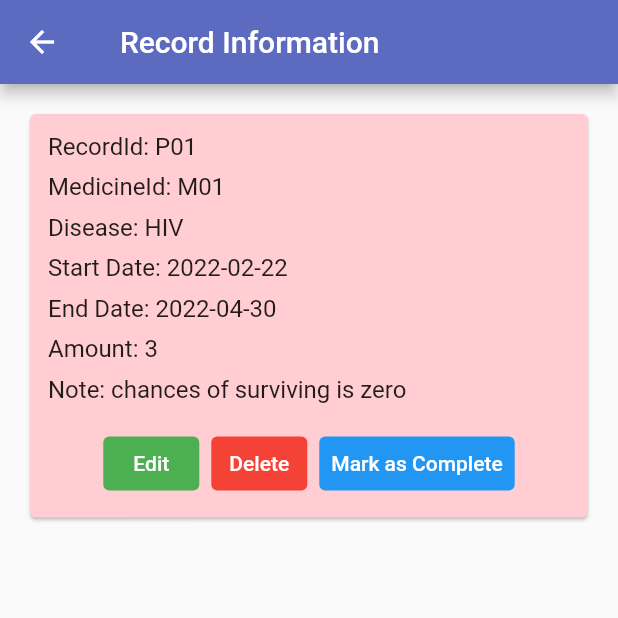
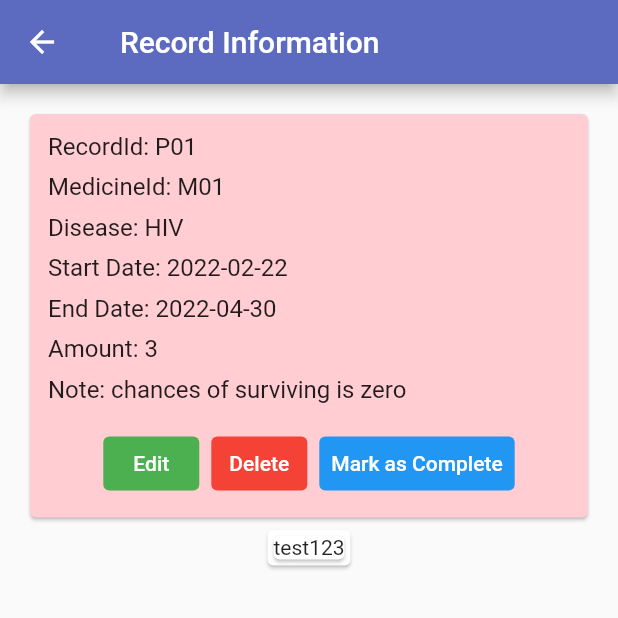
Before and after one commit to Panichito/Overdose-Software, a Flutter app: the RecordDetailsPage screen opened directly, on a phone screen of 412 x 824 dp, the top half of it. Run offline on Flutter 3.47's test engine with Material 2 defaults, Android fonts, the phone set to English and light mode, and no system bars; our stand-ins replace email_validator, searchfield, shared_preferences; accounts and stored records are empty.

Commit message:
Create private widget for styling text, add viewAlert.dart

```diff
--- a/app/lib/pages/recordDetails.dart
+++ b/app/lib/pages/recordDetails.dart
@@ -1,5 +1,6 @@
+import 'package:flutter/material.dart';
 import 'package:app/pages/editRecord.dart';
-import 'package:flutter/material.dart';
+import 'package:app/pages/viewAlert.dart';
 
 class RecordDetailsPage extends StatefulWidget {
   const RecordDetailsPage({Key? key}) : super(key: key);
@@ -23,6 +24,17 @@ class RecordInformation {
 class _RecordDetailsPageState extends State<RecordDetailsPage> {
   RecordInformation record = RecordInformation('P01', 'M01', 'HIV', '2022-02-22', '2022-04-30', 3, 'chances of surviving is zero');
 
+  // text in record information
+  // more convenient when styling
+  Widget _recordInfoText(text) {
+    return Text(
+        text,
+        style: const TextStyle(
+            fontSize: 16
+        ),
+    );
+  }
+
   @override
   Widget build(BuildContext context) {
     return Scaffold(
@@ -35,62 +47,29 @@ class _RecordDetailsPageState extends State<RecordDetailsPage> {
         child: Center(
           child: Padding(
             padding: const EdgeInsets.all(16.0),
-            child: Card(
+            child: Column(
+              children: [
+                Card(
                   color: Colors.red[100],
                   child: Padding(
                     padding: const EdgeInsets.all(12.0),
                     child: Column(
                       crossAxisAlignment: CrossAxisAlignment.start,
                       children: [
-                    Text(
-                      'RecordId: ${record.recordId}',
-                      style: const TextStyle(
-                        fontSize: 16
-                      ),
-                    ),
+                        _recordInfoText('RecordId: ${record.recordId}'),
                         const SizedBox(height: 8,),
                         // should show medicine name instead of id
-                    Text(
-                      'MedicineId: ${record.medicineId}',
-                      style: const TextStyle(
-                        fontSize: 16
-                      ),
-                    ),
+                        _recordInfoText('MedicineId: ${record.medicineId}'),
                         const SizedBox(height: 8,),
-                    Text(
-                      'Disease: ${record.disease}',
-                      style: const TextStyle(
-                        fontSize: 16
-                      ),
-                    ),
+                        _recordInfoText('Disease: ${record.disease}'),
                         const SizedBox(height: 8,),
-                    Text(
-                      'Start Date: ${record.startDate}',
-                      style: const TextStyle(
-                        fontSize: 16
-                      ),
-                    ),
+                        _recordInfoText('Start Date: ${record.startDate}'),
                         const SizedBox(height: 8,),
-                    Text(
-                      'End Date: ${record.endDate}',
-                      style: const TextStyle(
-                        fontSize: 16
-                      ),
-                    ),
+                        _recordInfoText('End Date: ${record.endDate}'),
                         const SizedBox(height: 8,),
-                    Text(
-                      'Amount: ${record.amount.toString()}',
-                      style: const TextStyle(
-                        fontSize: 16
-                      ),
-                    ),
+                        _recordInfoText('Amount: ${record.amount.toString()}'),
                         const SizedBox(height: 8,),
-                    Text(
-                      'Note: ${record.note}',
-                      style: const TextStyle(
-                        fontSize: 16
-                      ),
-                    ),
+                        _recordInfoText('Note: ${record.note}'),
                         const SizedBox(height: 16,),
                         Row(
                           mainAxisAlignment: MainAxisAlignment.center,
@@ -107,8 +86,7 @@ class _RecordDetailsPageState extends State<RecordDetailsPage> {
                                   MaterialPageRoute(builder: (context) => EditRecordPage())
                                 );
                                 // change information
-                          },
-                          child: const Text('Edit'),
+                              },child: const Text('Edit'),
                             ),
                             const SizedBox(width: 8,),
                             TextButton(
@@ -127,11 +105,10 @@ class _RecordDetailsPageState extends State<RecordDetailsPage> {
                                     ),
                                     actions: [
                                       TextButton(
+                                        // cancel
                                         onPressed: () {
-                                          // cancel
                                           Navigator.pop(context);
-                                        },
-                                        child: const Text('Cancel'),
+                                        },child: const Text('Cancel'),
                                       ),
                                       TextButton(
                                         // delete information
@@ -143,15 +120,12 @@ class _RecordDetailsPageState extends State<RecordDetailsPage> {
                                           Navigator.popUntil(context, (route) {
                                             return count++ == 2;
                                           });
-                                        },
-                                        child: const Text('OK'),
+                                        },child: const Text('OK'),
                                       ),
                                     ]
                                   )
                                 );
-
-                          },
-                          child: const Text('Delete'),
+                              },child: const Text('Delete'),
                             ),
                             const SizedBox(width: 8,),
                             TextButton(
@@ -170,11 +144,10 @@ class _RecordDetailsPageState extends State<RecordDetailsPage> {
                                     ),
                                     actions: [
                                       TextButton(
+                                        // cancel
                                         onPressed: () {
-                                      // cancel
                                           Navigator.pop(context);
-                                    },
-                                    child: const Text('Cancel'),
+                                        },child: const Text('Cancel'),
                                       ),
                                       TextButton(
                                         // mark the record complete
@@ -186,14 +159,12 @@ class _RecordDetailsPageState extends State<RecordDetailsPage> {
                                           Navigator.popUntil(context, (route) {
                                             return count++ == 2;
                                           });
-                                    },
-                                    child: const Text('OK'),
+                                        },child: const Text('OK'),
                                       ),
                                     ]
                                   )
                                 );
-                          },
-                          child: const Text('Mark as Complete'),
+                              },child: const Text('Mark as Complete'),
                             )
                           ],
                         )
@@ -201,6 +172,10 @@ class _RecordDetailsPageState extends State<RecordDetailsPage> {
                     ),
                   ),
                 ),
+                // showing list of alert
+                ViewAlert(),
+              ],
+            ),
           ),
         ),
       ),
--- /dev/null
+++ b/app/lib/pages/viewAlert.dart
@@ -0,0 +1,19 @@
+import 'package:flutter/material.dart';
+
+class ViewAlert extends StatefulWidget {
+  const ViewAlert({Key? key}) : super(key: key);
+
+  @override
+  State<ViewAlert> createState() => _ViewAlertState();
+}
+
+class _ViewAlertState extends State<ViewAlert> {
+  @override
+  Widget build(BuildContext context) {
+    return Card(
+      child: Card(
+        child: Text('test123'),
+      ),
+    );
+  }
+}
```
Lines whose indentation alone changed are shown as unchanged.
